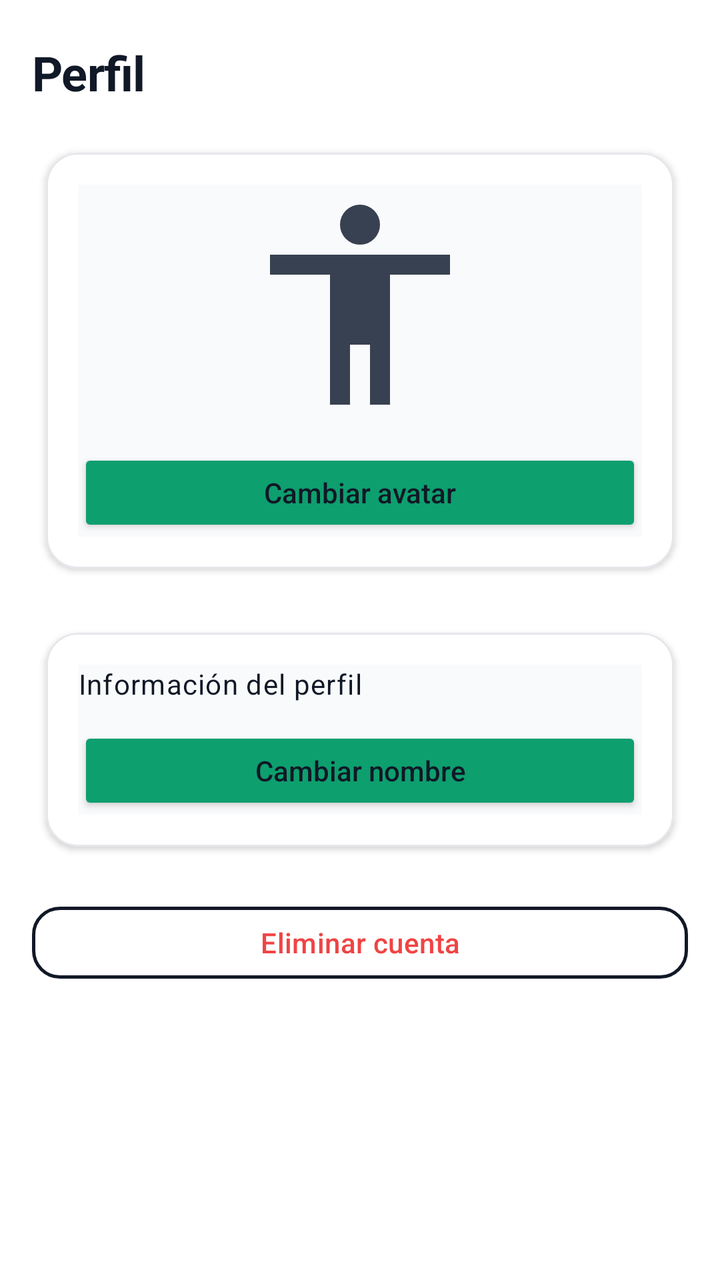
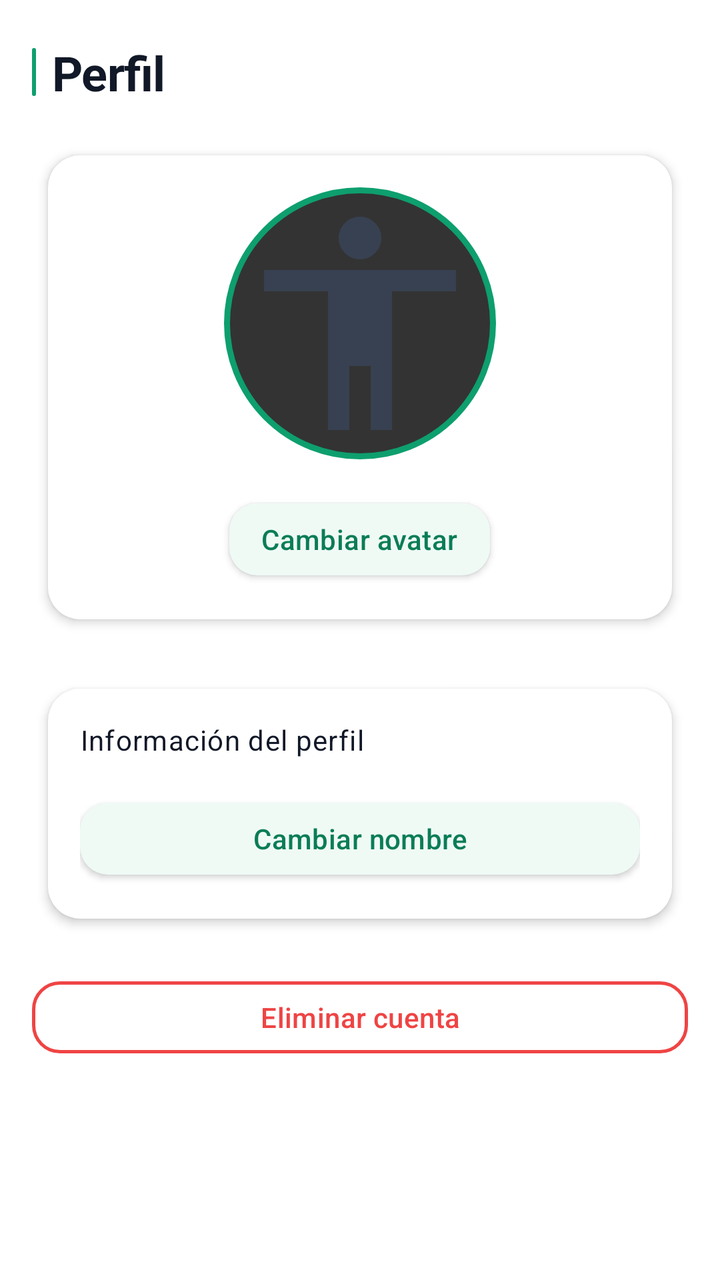

Two renders of the same Android screen: before a commit and after it. Below are the layout's source before the change and the commit's diff.
<!-- AndroidManifest.xml: application theme Theme.TFG -->
<!-- res/layout/fragment_perfil.xml -->
<?xml version="1.0" encoding="utf-8"?>
<ScrollView xmlns:android="http://schemas.android.com/apk/res/android"
    xmlns:app="http://schemas.android.com/apk/res-auto"
    android:layout_width="match_parent"
    android:layout_height="match_parent"
    android:fillViewport="false"
    android:background="@color/fondo">

    <LinearLayout
        android:layout_width="match_parent"
        android:layout_height="wrap_content"
        android:orientation="vertical"
        android:paddingTop="20dp"
        android:paddingStart="16dp"
        android:paddingEnd="16dp"
        android:paddingBottom="72dp">

        <TextView
            android:id="@+id/tv_perfil_titulo"
            android:layout_width="wrap_content"
            android:layout_height="wrap_content"
            android:text="@string/perfil"
            android:textAppearance="@style/TextAppearance.TFG.Headline"
            android:textColor="@color/texto_principal"
            android:layout_marginBottom="@dimen/spacing_lg" />

        
        <com.google.android.material.card.MaterialCardView
            style="@style/Widget.TFG.Tarjeta"
            app:cardCornerRadius="@dimen/corner_radius_lg"
            app:cardElevation="@dimen/elevation_pressed"
            android:layout_width="match_parent"
            android:layout_height="wrap_content"
            android:layout_marginBottom="@dimen/spacing_lg">

            <LinearLayout
                android:layout_width="match_parent"
                android:layout_height="wrap_content"
                android:orientation="vertical"
                android:background="@color/superficie_variant"
                android:gravity="center">

                <ImageView
                    android:id="@+id/ivAvatarPerfil"
                    android:layout_width="120dp"
                    android:layout_height="120dp"
                    android:scaleType="centerCrop"
                    android:contentDescription="@string/cd_avatar_usuario"
                    android:background="@drawable/bg_drawer_avatar"
                    android:src="@drawable/perfil" />

                <Button
                    android:id="@+id/btnSeleccionarAvatar"
                    android:layout_width="match_parent"
                    android:layout_height="44dp"
                    android:layout_marginTop="@dimen/spacing_md"
                    android:text="@string/cambiar_avatar"
                    android:textAllCaps="false"
                    android:backgroundTint="@color/acento" />

                <ProgressBar
                    android:id="@+id/pbCargandoAvatar"
                    android:layout_width="wrap_content"
                    android:layout_height="wrap_content"
                    android:layout_marginTop="@dimen/spacing_sm"
                    android:visibility="gone" />

                <TextView
                    android:id="@+id/tvErrorAvatar"
                    android:layout_width="match_parent"
                    android:layout_height="wrap_content"
                    android:layout_marginTop="@dimen/spacing_sm"
                    android:textColor="@color/error"
                    android:textSize="12sp"
                    android:visibility="gone" />

            </LinearLayout>
        </com.google.android.material.card.MaterialCardView>

        <com.google.android.material.card.MaterialCardView
            style="@style/Widget.TFG.Tarjeta"
            app:cardCornerRadius="@dimen/corner_radius_lg"
            app:cardElevation="@dimen/elevation_pressed"
            android:layout_width="match_parent"
            android:layout_height="wrap_content">

            <LinearLayout
                android:layout_width="match_parent"
                android:layout_height="wrap_content"
                android:orientation="vertical"
                android:background="@color/superficie_variant">

                <TextView
                    android:id="@+id/tv_perfil_info"
                    android:layout_width="match_parent"
                    android:layout_height="wrap_content"
                    android:text="@string/info_perfil"
                    android:textAppearance="@style/TextAppearance.TFG.Cuerpo"
                    android:textColor="@color/texto_principal"
                    android:lineSpacingExtra="4dp" />

                <Button
                    android:id="@+id/btnCambiarNombre"
                    android:layout_width="match_parent"
                    android:layout_height="44dp"
                    android:layout_marginTop="@dimen/spacing_md"
                    android:text="@string/cambiar_nombre"
                    android:textAllCaps="false"
                    android:backgroundTint="@color/acento" />

            </LinearLayout>
        </com.google.android.material.card.MaterialCardView>

        <com.google.android.material.button.MaterialButton
            android:id="@+id/btnEliminarCuenta"
            style="@style/Widget.TFG.Boton.Contorno"
            android:layout_width="match_parent"
            android:layout_height="wrap_content"
            android:layout_marginTop="@dimen/spacing_lg"
            android:text="@string/eliminar_cuenta"
            android:textColor="@color/error"
            android:textAllCaps="false" />

    </LinearLayout>

</ScrollView>
<!-- resources referenced by this layout -->
<resources>
  <color name="acento">#0E9F6E</color>
  <color name="error">#EF4444</color>
  <color name="fondo">#FFFFFF</color>
  <color name="superficie_variant">#F9FAFB</color>
  <color name="texto_principal">#111827</color>
  <dimen name="corner_radius_lg">16dp</dimen>
  <dimen name="elevation_pressed">2dp</dimen>
  <dimen name="spacing_lg">16dp</dimen>
  <dimen name="spacing_md">12dp</dimen>
  <dimen name="spacing_sm">8dp</dimen>
  <!-- drawable bg_drawer_avatar (drawable) -->
  <?xml version="1.0" encoding="utf-8"?>
  <shape xmlns:android="http://schemas.android.com/apk/res/android"
      android:shape="oval">
      <solid android:color="@color/superficie_variant" />
  </shape>
  <string name="cambiar_avatar">Cambiar avatar</string>
  <string name="cambiar_nombre">Cambiar nombre</string>
  <string name="cd_avatar_usuario">Avatar del usuario</string>
  <string name="eliminar_cuenta">Eliminar cuenta</string>
  <string name="info_perfil">Información del perfil</string>
  <string name="perfil">Perfil</string>
  <style name="TextAppearance.TFG.Cuerpo" parent="TextAppearance.MaterialComponents.Body1">
          <item name="android:textColor">@color/texto_secundario</item>
          <item name="android:textSize">14sp</item>
          <item name="android:lineSpacingMultiplier">1.2</item>
      </style>
  <style name="Theme.TFG" parent="Tema.TFG.Moderno" />
  <color name="texto_secundario">#374151</color>
  <dimen name="button_min_height">48dp</dimen>
  <color name="superficie">#FFFFFF</color>
  <dimen name="stroke_normal">1.5dp</dimen>
  <dimen name="corner_radius_md">14dp</dimen>
  <color name="brand_100">#D6F2E6</color>
  <dimen name="corner_radius_xl">20dp</dimen>
  <dimen name="elevation_default">1dp</dimen>
  <color name="divisor">#E5E7EB</color>
  <dimen name="stroke_thin">1dp</dimen>
  <color name="primario">#0E9F6E</color>
  <color name="primario_variant">#0A7D56</color>
  <color name="on_acento">#FFFFFF</color>
  <style name="TextAppearance.TFG.Titulo" parent="TextAppearance.MaterialComponents.Headline6">
          <item name="android:textColor">@color/texto_principal</item>
          <item name="android:textStyle">bold</item>
          <item name="android:textSize">20sp</item>
          <item name="android:letterSpacing">0</item>
      </style>
  <style name="TextAppearance.TFG.Label" parent="TextAppearance.MaterialComponents.Caption">
          <item name="android:textColor">@color/texto_deshabilitado</item>
          <item name="android:textSize">12sp</item>
          <item name="android:letterSpacing">0.03</item>
      </style>
  <dimen name="spacing_xs">4dp</dimen>
  <style name="TextAppearance.TFG.NavLabel" parent="TextAppearance.MaterialComponents.Caption">
          <item name="android:textSize">11sp</item>
          <item name="android:letterSpacing">0.02</item>
      </style>
  <color name="texto_deshabilitado">#6B7280</color>
  <!-- unchanged entries left out for length: 8 -->
</resources>

<!-- the commit's change to res/layout/fragment_perfil.xml (unified diff, before → after) -->
@@ -10,53 +10,71 @@
         android:layout_width="match_parent"
         android:layout_height="wrap_content"
         android:orientation="vertical"
-        android:paddingTop="20dp"
-        android:paddingStart="16dp"
-        android:paddingEnd="16dp"
+        android:paddingTop="@dimen/spacing_xl"
+        android:paddingStart="@dimen/spacing_lg"
+        android:paddingEnd="@dimen/spacing_lg"
         android:paddingBottom="72dp">
 
-        <TextView
-            android:id="@+id/tv_perfil_titulo"
+        
+        <LinearLayout
             android:layout_width="wrap_content"
             android:layout_height="wrap_content"
-            android:text="@string/perfil"
-            android:textAppearance="@style/TextAppearance.TFG.Headline"
-            android:textColor="@color/texto_principal"
-            android:layout_marginBottom="@dimen/spacing_lg" />
+            android:orientation="horizontal"
+            android:gravity="center_vertical"
+            android:layout_marginBottom="@dimen/spacing_lg">
+
+            <View
+                android:layout_width="@dimen/stroke_thick"
+                android:layout_height="24dp"
+                android:layout_marginEnd="@dimen/spacing_sm"
+                android:background="@drawable/bg_accent_bar" />
+
+            <TextView
+                android:id="@+id/tv_perfil_titulo"
+                android:layout_width="wrap_content"
+                android:layout_height="wrap_content"
+                android:text="@string/perfil"
+                android:textAppearance="@style/TextAppearance.TFG.Headline"
+                android:textColor="@color/texto_principal" />
+        </LinearLayout>
 
         
         <com.google.android.material.card.MaterialCardView
-            style="@style/Widget.TFG.Tarjeta"
-            app:cardCornerRadius="@dimen/corner_radius_lg"
-            app:cardElevation="@dimen/elevation_pressed"
             android:layout_width="match_parent"
             android:layout_height="wrap_content"
-            android:layout_marginBottom="@dimen/spacing_lg">
+            android:layout_marginBottom="@dimen/spacing_lg"
+            app:cardBackgroundColor="@color/superficie"
+            app:cardCornerRadius="@dimen/corner_radius_lg"
+            app:cardElevation="@dimen/elevation_card"
+            app:cardUseCompatPadding="true"
+            app:contentPadding="0dp"
+            app:strokeWidth="0dp">
 
             <LinearLayout
                 android:layout_width="match_parent"
                 android:layout_height="wrap_content"
                 android:orientation="vertical"
-                android:background="@color/superficie_variant"
-                android:gravity="center">
+                android:gravity="center"
+                android:padding="@dimen/spacing_lg">
 
+                
                 <ImageView
                     android:id="@+id/ivAvatarPerfil"
-                    android:layout_width="120dp"
-                    android:layout_height="120dp"
+                    android:layout_width="136dp"
+                    android:layout_height="136dp"
+                    android:padding="@dimen/spacing_xs"
                     android:scaleType="centerCrop"
                     android:contentDescription="@string/cd_avatar_usuario"
-                    android:background="@drawable/bg_drawer_avatar"
+                    android:background="@drawable/bg_avatar_ring"
                     android:src="@drawable/perfil" />
 
-                <Button
+                <com.google.android.material.button.MaterialButton
                     android:id="@+id/btnSeleccionarAvatar"
-                    android:layout_width="match_parent"
-                    android:layout_height="44dp"
-                    android:layout_marginTop="@dimen/spacing_md"
-                    android:text="@string/cambiar_avatar"
-                    android:textAllCaps="false"
-                    android:backgroundTint="@color/acento" />
+                    style="@style/Widget.TFG.Boton.Tonal"
+                    android:layout_width="wrap_content"
+                    android:layout_height="@dimen/button_min_height"
+                    android:layout_marginTop="@dimen/spacing_lg"
+                    android:text="@string/cambiar_avatar" />
 
                 <ProgressBar
                     android:id="@+id/pbCargandoAvatar"
@@ -77,18 +95,22 @@
             </LinearLayout>
         </com.google.android.material.card.MaterialCardView>
 
+        
         <com.google.android.material.card.MaterialCardView
-            style="@style/Widget.TFG.Tarjeta"
+            android:layout_width="match_parent"
+            android:layout_height="wrap_content"
+            app:cardBackgroundColor="@color/superficie"
             app:cardCornerRadius="@dimen/corner_radius_lg"
-            app:cardElevation="@dimen/elevation_pressed"
-            android:layout_width="match_parent"
-            android:layout_height="wrap_content">
+            app:cardElevation="@dimen/elevation_card"
+            app:cardUseCompatPadding="true"
+            app:contentPadding="0dp"
+            app:strokeWidth="0dp">
 
             <LinearLayout
                 android:layout_width="match_parent"
                 android:layout_height="wrap_content"
                 android:orientation="vertical"
-                android:background="@color/superficie_variant">
+                android:padding="@dimen/spacing_lg">
 
                 <TextView
                     android:id="@+id/tv_perfil_info"
@@ -97,20 +119,20 @@
                     android:text="@string/info_perfil"
                     android:textAppearance="@style/TextAppearance.TFG.Cuerpo"
                     android:textColor="@color/texto_principal"
-                    android:lineSpacingExtra="4dp" />
+                    android:lineSpacingExtra="6dp" />
 
-                <Button
+                <com.google.android.material.button.MaterialButton
                     android:id="@+id/btnCambiarNombre"
+                    style="@style/Widget.TFG.Boton.Tonal"
                     android:layout_width="match_parent"
-                    android:layout_height="44dp"
-                    android:layout_marginTop="@dimen/spacing_md"
-                    android:text="@string/cambiar_nombre"
-                    android:textAllCaps="false"
-                    android:backgroundTint="@color/acento" />
+                    android:layout_height="@dimen/button_min_height"
+                    android:layout_marginTop="@dimen/spacing_lg"
+                    android:text="@string/cambiar_nombre" />
 
             </LinearLayout>
         </com.google.android.material.card.MaterialCardView>
 
+        
         <com.google.android.material.button.MaterialButton
             android:id="@+id/btnEliminarCuenta"
             style="@style/Widget.TFG.Boton.Contorno"
@@ -119,7 +141,7 @@
             android:layout_marginTop="@dimen/spacing_lg"
             android:text="@string/eliminar_cuenta"
             android:textColor="@color/error"
-            android:textAllCaps="false" />
+            app:strokeColor="@color/error" />
 
     </LinearLayout>
 
<!-- resource entries referenced after the edit -->
@@ -1,21 +1,14 @@
 <!-- resources referenced by this layout -->
 <resources>
-  <color name="acento">#0E9F6E</color>
   <color name="error">#EF4444</color>
   <color name="fondo">#FFFFFF</color>
   <color name="superficie_variant">#F9FAFB</color>
   <color name="texto_principal">#111827</color>
   <dimen name="corner_radius_lg">16dp</dimen>
-  <dimen name="elevation_pressed">2dp</dimen>
+  <dimen name="elevation_card">3dp</dimen>
   <dimen name="spacing_lg">16dp</dimen>
-  <dimen name="spacing_md">12dp</dimen>
   <dimen name="spacing_sm">8dp</dimen>
-  <!-- drawable bg_drawer_avatar (drawable) -->
-  <?xml version="1.0" encoding="utf-8"?>
-  <shape xmlns:android="http://schemas.android.com/apk/res/android"
-      android:shape="oval">
-      <solid android:color="@color/superficie_variant" />
-  </shape>
+  <dimen name="spacing_xl">20dp</dimen>
   <string name="cambiar_avatar">Cambiar avatar</string>
   <string name="cambiar_nombre">Cambiar nombre</string>
   <string name="cd_avatar_usuario">Avatar del usuario</string>
@@ -27,6 +20,12 @@
           <item name="android:textSize">14sp</item>
           <item name="android:lineSpacingMultiplier">1.2</item>
       </style>
+  <style name="Widget.TFG.Boton.Tonal" parent="Widget.TFG.Boton.Base">
+          <item name="backgroundTint">@color/brand_50</item>
+          <item name="android:textColor">@color/primario_variant</item>
+          <item name="cornerRadius">@dimen/corner_radius_md</item>
+          <item name="rippleColor">@color/brand_100</item>
+      </style>
   <style name="Theme.TFG" parent="Tema.TFG.Moderno" />
   <color name="texto_secundario">#374151</color>
   <dimen name="button_min_height">48dp</dimen>
@@ -34,11 +33,19 @@
   <dimen name="stroke_normal">1.5dp</dimen>
   <dimen name="corner_radius_md">14dp</dimen>
   <color name="brand_100">#D6F2E6</color>
+  <style name="Widget.TFG.Boton.Base" parent="Widget.MaterialComponents.Button">
+          <item name="android:textAllCaps">false</item>
+          <item name="android:minHeight">@dimen/button_min_height</item>
+          <item name="android:textSize">14sp</item>
+          <item name="android:letterSpacing">0.01</item>
+      </style>
+  <color name="brand_50">#EFFAF5</color>
   <dimen name="corner_radius_xl">20dp</dimen>
   <dimen name="elevation_default">1dp</dimen>
   <color name="divisor">#E5E7EB</color>
   <dimen name="stroke_thin">1dp</dimen>
   <color name="primario">#0E9F6E</color>
+  <color name="avatar_miembro_bg">#333333</color>
   <color name="primario_variant">#0A7D56</color>
   <color name="on_acento">#FFFFFF</color>
   <style name="TextAppearance.TFG.Titulo" parent="TextAppearance.MaterialComponents.Headline6">
@@ -53,6 +60,23 @@
           <item name="android:letterSpacing">0.03</item>
       </style>
   <dimen name="spacing_xs">4dp</dimen>
+  <dimen name="stroke_thick">2dp</dimen>
+  <!-- drawable bg_accent_bar (drawable) -->
+  <?xml version="1.0" encoding="utf-8"?>
+  <shape xmlns:android="http://schemas.android.com/apk/res/android"
+      android:shape="rectangle">
+      <solid android:color="@color/primario" />
+      <corners android:radius="2dp" />
+  </shape>
+  <!-- drawable bg_avatar_ring (drawable) -->
+  <?xml version="1.0" encoding="utf-8"?>
+  <shape xmlns:android="http://schemas.android.com/apk/res/android"
+      android:shape="oval">
+      <solid android:color="@color/avatar_miembro_bg" />
+      <stroke
+          android:width="3dp"
+          android:color="@color/primario" />
+  </shape>
   <style name="TextAppearance.TFG.NavLabel" parent="TextAppearance.MaterialComponents.Caption">
           <item name="android:textSize">11sp</item>
           <item name="android:letterSpacing">0.02</item>
